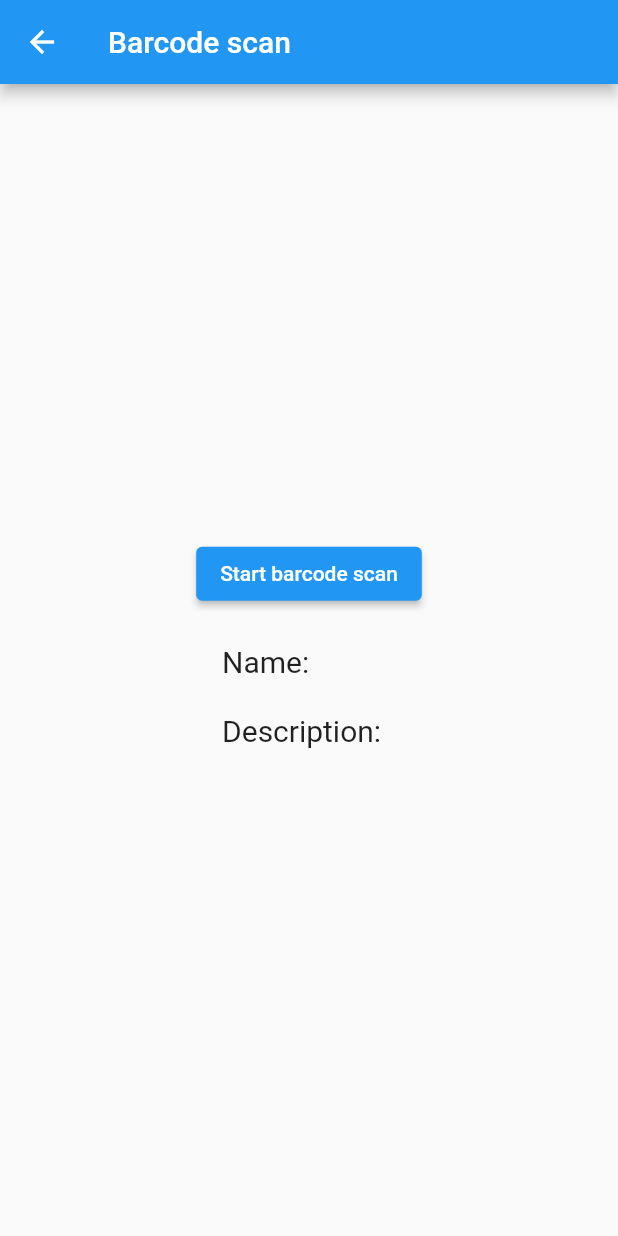
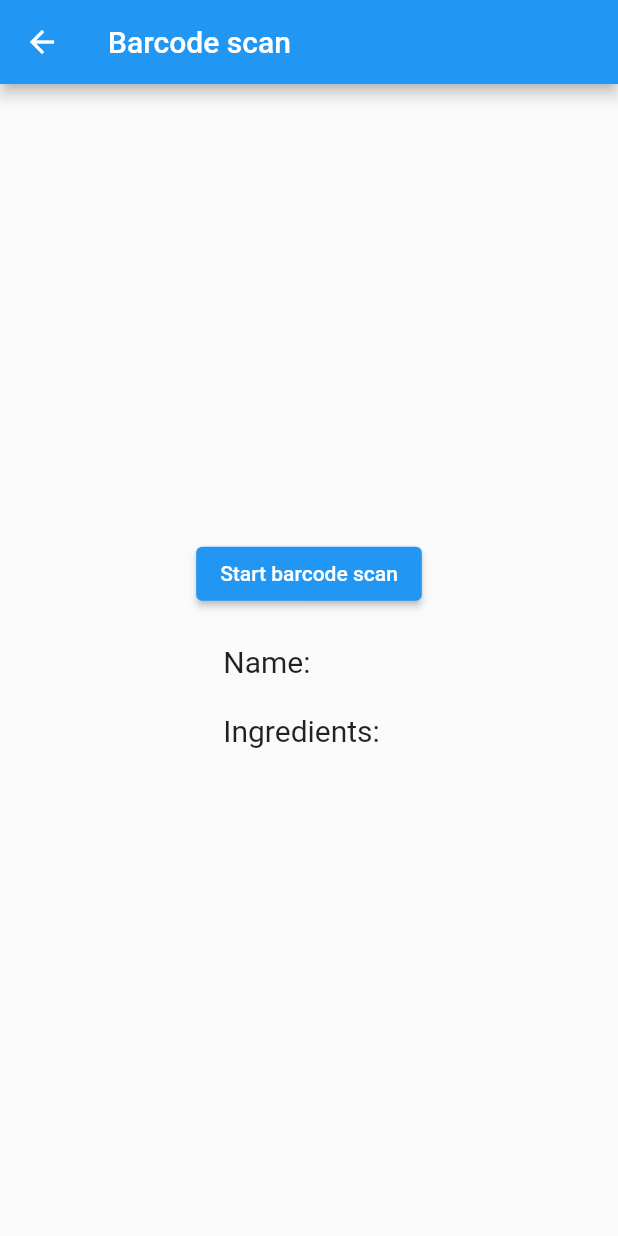
Before and after one commit to nicolekwon/sw-mini-project, a Flutter app: the MyScanner screen opened directly, on a phone screen of 412 x 824 dp. Run offline on Flutter 3.47's test engine with Material 2 defaults, Android fonts, the phone set to English and light mode, and no system bars; our stand-ins replace google_sign_in; missing offline and left inert: flutter_barcode_scanner.

Commit message:
Return name and ingredients of scan

```diff
--- a/lib/main.dart
+++ b/lib/main.dart
@@ -160,11 +160,13 @@ class _MyHomePageState extends State<MyHomePage> {
                         shape: CircleBorder(),
                       ),
                       child: IconButton(
-                        onPressed: () async {
-                          var result = await search(searchterm);
-                          Welcome welcome = new Welcome.fromJson(json.decode(result.body));
+                        onPressed: () {
+                          // ADD LINE OF CODE BELOW OF THIS COMMENT
+                          // Navigator.of(context).push(new MaterialPageRoute(builder: (BuildContext context) => new MySearcher()));
+                          //var result = await search(searchterm);
+                          //Welcome welcome = new Welcome.fromJson(json.decode(result.body));
                           //Example of parsing
-                          print(welcome.foods![0]!.ingredients);
+                          //print(welcome.foods![0]!.ingredients);
                         },
                         icon: Icon(CupertinoIcons.search),
                         color: Colors.white,
@@ -234,6 +236,20 @@ class _MyHomePageState extends State<MyHomePage> {
 
 
 
+// Search Bar
+
+
+
+
+
+
+
+
+
+
+
+
+
 
 // Barcode Scanner
 class MyScanner extends StatefulWidget {
@@ -289,7 +305,7 @@ class _MyScannerState extends State<MyScanner> {
           body: Builder(builder: (BuildContext context) {
             return Container(
                 alignment: Alignment.center,
-                padding: const EdgeInsets.all(8.0),
+                padding: const EdgeInsets.all(20.0),
                 child: Flex(
                     direction: Axis.vertical,
                     mainAxisAlignment: MainAxisAlignment.center,
@@ -297,7 +313,7 @@ class _MyScannerState extends State<MyScanner> {
                       ElevatedButton(
                           onPressed: () => scanBarcodeNormal(),
                           child: Text('Start barcode scan')),
-                      Text('\nName: $_scanName \n\nDescription: $_scanDescription \n',
+                      Text('\nName: $_scanName \n\nIngredients: $_scanDescription \n',
                           style: TextStyle(fontSize: 20))
                     ]));
           }));
```
Also changed, not shown: pubspec.lock, 20 other files.
